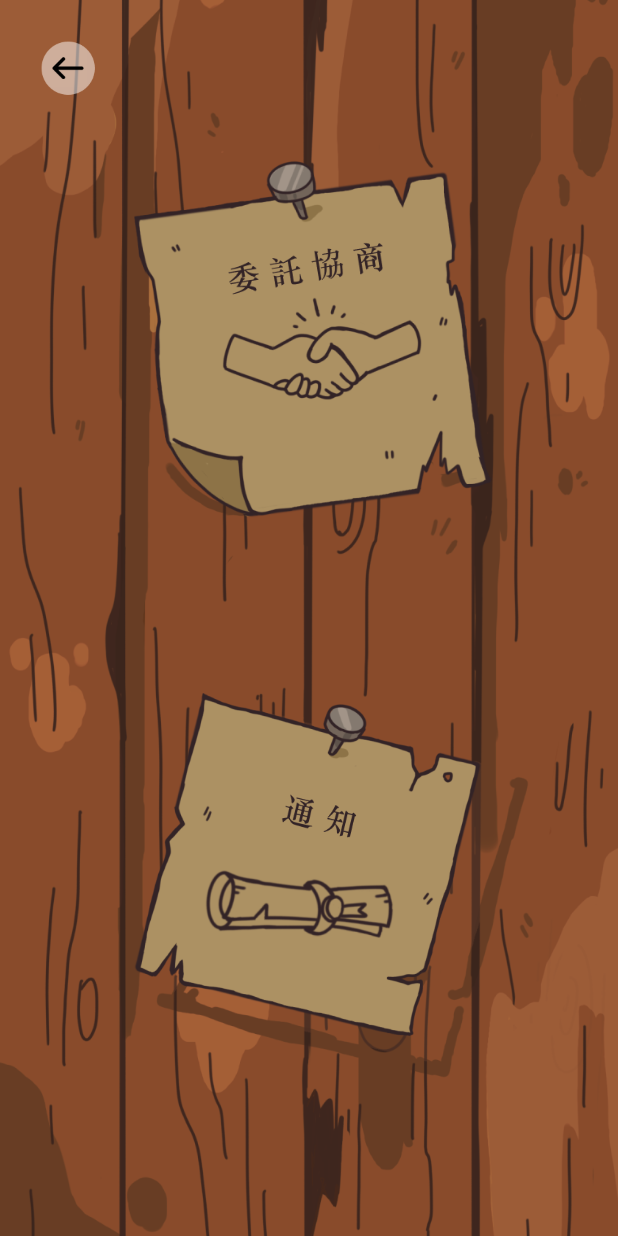
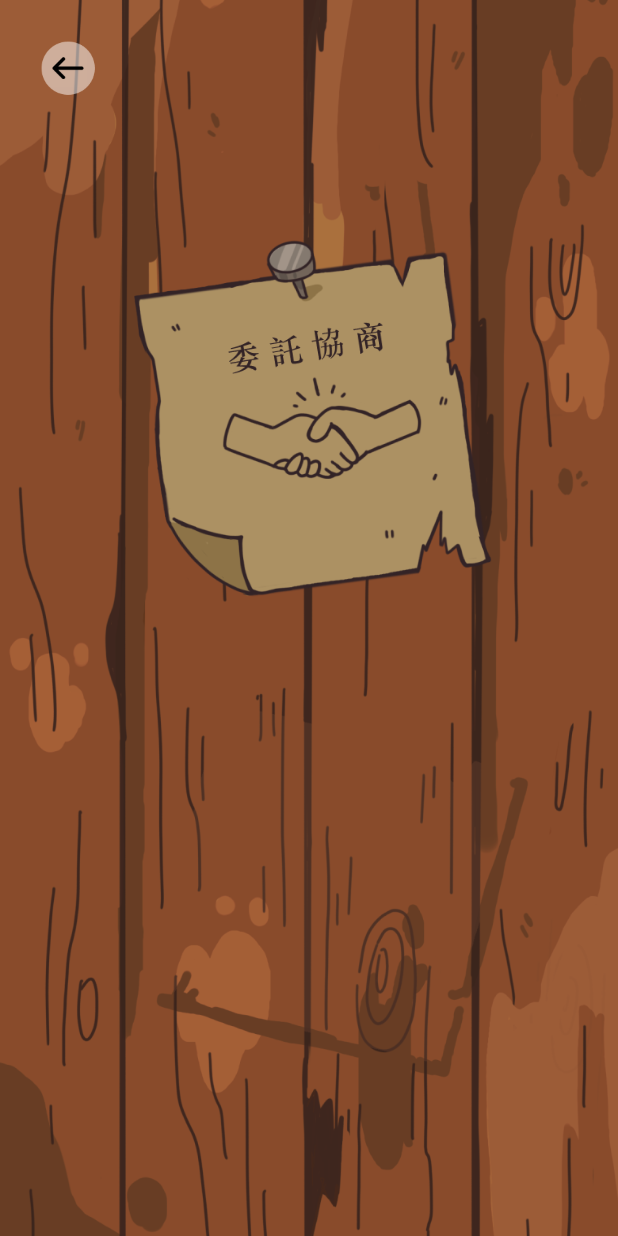
Before and after one commit to renfu-her/bocounty_app, a Flutter app: the MailPage screen opened directly, on a phone screen of 412 x 824 dp. Run offline on Flutter 3.47's test engine with Material 3 defaults, Android fonts, the phone set to English and light mode, and no system bars; our stand-ins replace dio, sqflite; missing offline and left inert: dart:ffi; accounts and stored records are empty.

Commit message:
update mail.dart

```diff
--- a/lib/mail/mail.dart
+++ b/lib/mail/mail.dart
@@ -33,13 +33,14 @@ class _MailPageState extends State<MailPage> {
     _focusNode.dispose();
     super.dispose();
   }
+
   @override
   Widget build(BuildContext context) {
     final screenWidth = MediaQuery.of(context).size.width;
     final screenHeight = MediaQuery.of(context).size.height;
 
     return GestureDetector(
-        onTap: (){
+        onTap: () {
           FocusScope.of(context).unfocus();
           setState(() {
             isMenuOpen = true;
@@ -65,76 +66,74 @@ class _MailPageState extends State<MailPage> {
                             child: Align(
                           alignment: Alignment.topLeft,
                           child: Container(
-                                padding: const EdgeInsets.only(left: 25,top: 25),
-                                height: screenHeight*0.08,
-                                width: screenHeight*0.08,
+                            padding: const EdgeInsets.only(left: 25, top: 25),
+                            height: screenHeight * 0.08,
+                            width: screenHeight * 0.08,
                             child: InkWell(
                                 onTap: () {
                                   Navigator.pushReplacement(
                                     context,
-                                        MaterialPageRoute(builder: (context) => const HomePage()),
+                                    MaterialPageRoute(
+                                        builder: (context) => const HomePage()),
                                   );
                                   print('bakeButton click');
                                 },
-                                    child: Image.asset('assets/images/back.png')
+                                child: Image.asset('assets/images/back.png')),
                           ),
-                              ),
-                            )
-                        ),
+                        )),
                         Center(
                             child: Column(
                           children: [
                             Container(
                               alignment: Alignment.center,
-                                  width: screenWidth*0.6,
+                              width: screenWidth * 0.6,
                               child: InkWell(
                                   onTap: () {
-                                        if(isMenuOpen==true){
+                                    if (isMenuOpen == true) {
                                       Navigator.push(
                                         context,
-                                            MaterialPageRoute(builder: (context) => const DealPage()),
+                                        MaterialPageRoute(
+                                            builder: (context) =>
+                                                const DealPage()),
                                       );
                                       print('deal click');
-                                        }else{
+                                    } else {
                                       setState(() {
-                                            isMenuOpen=true;
+                                        isMenuOpen = true;
                                       });
                                     }
                                   },
-                                      child: Image.asset('assets/images/mail/deal.png')
+                                  child: Image.asset(
+                                      'assets/images/mail/deal.png')),
                             ),
+                            SizedBox(
+                              height: screenHeight * 1 / 2,
                             ),
-                                SizedBox(height: screenHeight*0.1,),
-                                Container(
-                                  alignment: Alignment.center,
-                                  width: screenWidth*0.6,
-                                  child: InkWell(
-                                      onTap: () {
-                                        if(isMenuOpen==true){
-                                          Navigator.push(
-                                            context,
-                                            MaterialPageRoute(builder: (context) => const NotifyPage()),
-                                          );
-                                          print('notify click');
-                                        }else{
-                                          setState(() {
-                                            isMenuOpen=true;
-                                          });
-                                        }
-                                      },
-                                      child: Image.asset('assets/images/mail/notify.png')
-                                  ),
-                                ),
-                                SizedBox(height: screenHeight*0.15,)
+                            // Container(
+                            //   alignment: Alignment.center,
+                            //   width: screenWidth*0.6,
+                            //   child: InkWell(
+                            //       onTap: () {
+                            //         if(isMenuOpen==true){
+                            //           Navigator.push(
+                            //             context,
+                            //             MaterialPageRoute(builder: (context) => const NotifyPage()),
+                            //           );
+                            //           print('notify click');
+                            //         }else{
+                            //           setState(() {
+                            //             isMenuOpen=true;
+                            //           });
+                            //         }
+                            //       },
+                            //       child: Image.asset('assets/images/mail/notify.png')
+                            //   ),
+                            // ),
                           ],
-                            )
-                        )
+                        ))
                       ],
-                    )
-                ),
+                    )),
               ],
-            )
-        )
-    );
+            )));
   }
 }
```
Also changed, not shown: pubspec.lock. Lines whose indentation alone changed are shown as unchanged.
